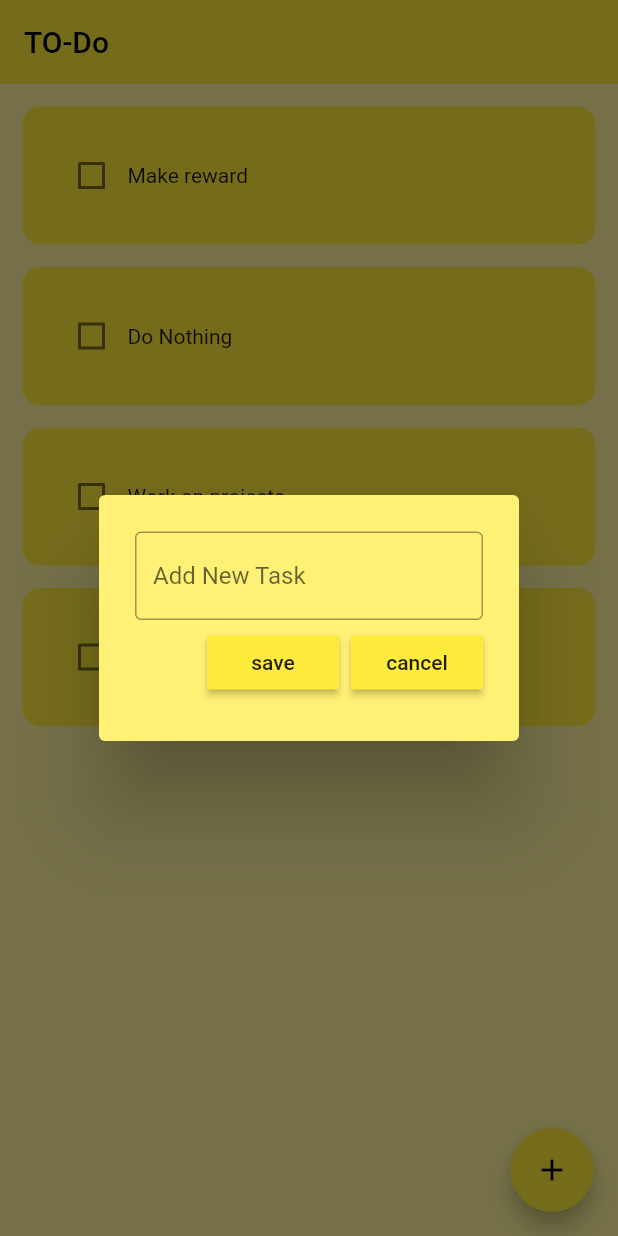
After one commit to Vaibhav77e/Todo_app, a Flutter app: the screen it shows after launch, after a tap on the "add" icon, on a phone screen of 412 x 824 dp. The commit adds this screen. Run offline on Flutter 3.47's test engine with Material 2 defaults, Android fonts, the phone set to English and light mode, and no system bars.

Commit message:
"added save and cancel button without fn"

```diff
--- a/lib/screens/homepage.dart
+++ b/lib/screens/homepage.dart
@@ -1,4 +1,5 @@
 import 'package:flutter/material.dart';
+import 'package:todo/widgets/dialog_box.dart';
 
 import '../widgets/todo_tile.dart';
 
@@ -24,6 +25,14 @@ class _HomepageState extends State<Homepage> {
     });
   }
 
+  void createNewTask() {
+    showDialog(
+        context: context,
+        builder: (context) {
+          return DialogBox();
+        });
+  }
+
   @override
   Widget build(BuildContext context) {
     return Scaffold(
@@ -32,6 +41,10 @@ class _HomepageState extends State<Homepage> {
         elevation: 0,
       ),
       backgroundColor: Colors.yellow[200],
+      floatingActionButton: FloatingActionButton(
+        onPressed: createNewTask,
+        child: const Icon(Icons.add),
+      ),
       body: ListView.builder(
         itemCount: todoList.length,
         itemBuilder: (context, index) {
--- /dev/null
+++ b/lib/widgets/dialog_box.dart
@@ -0,0 +1,37 @@
+import 'package:flutter/material.dart';
+import 'package:todo/widgets/mybotton.dart';
+
+class DialogBox extends StatelessWidget {
+  @override
+  Widget build(BuildContext context) {
+    return AlertDialog(
+      backgroundColor: Colors.yellow[300],
+      content: Container(
+        height: 120,
+        //get user input
+        child: Column(
+          mainAxisAlignment: MainAxisAlignment.spaceEvenly,
+          children: [
+            TextField(
+              decoration: InputDecoration(
+                  border: OutlineInputBorder(), hintText: "Add New Task"),
+            ),
+            //buttom to save or cancel
+            Row(
+              mainAxisAlignment: MainAxisAlignment.end,
+              children: [
+                //save button
+                MyButton(text: "save", onPressed: () {}),
+                const SizedBox(
+                  width: 8,
+                ),
+                //cancel button
+                MyButton(text: "cancel", onPressed: () {}),
+              ],
+            )
+          ],
+        ),
+      ),
+    );
+  }
+}
--- /dev/null
+++ b/lib/widgets/mybotton.dart
@@ -0,0 +1,16 @@
+import 'package:flutter/material.dart';
+
+class MyButton extends StatelessWidget {
+  final String text;
+  VoidCallback onPressed;
+  MyButton({required this.text, required this.onPressed});
+
+  @override
+  Widget build(BuildContext context) {
+    return MaterialButton(
+      onPressed: onPressed,
+      color: Theme.of(context).primaryColor,
+      child: Text(text),
+    );
+  }
+}
--- a/lib/widgets/todo_tile.dart
+++ b/lib/widgets/todo_tile.dart
@@ -26,7 +26,10 @@ class ToDoList extends StatelessWidget {
             ),
             Text(
               taskName,
-              style: TextStyle(decoration: TextDecoration.lineThrough),
+              style: TextStyle(
+                  decoration: taskCompleted
+                      ? TextDecoration.lineThrough
+                      : TextDecoration.none),
             ),
           ],
         ),
```
